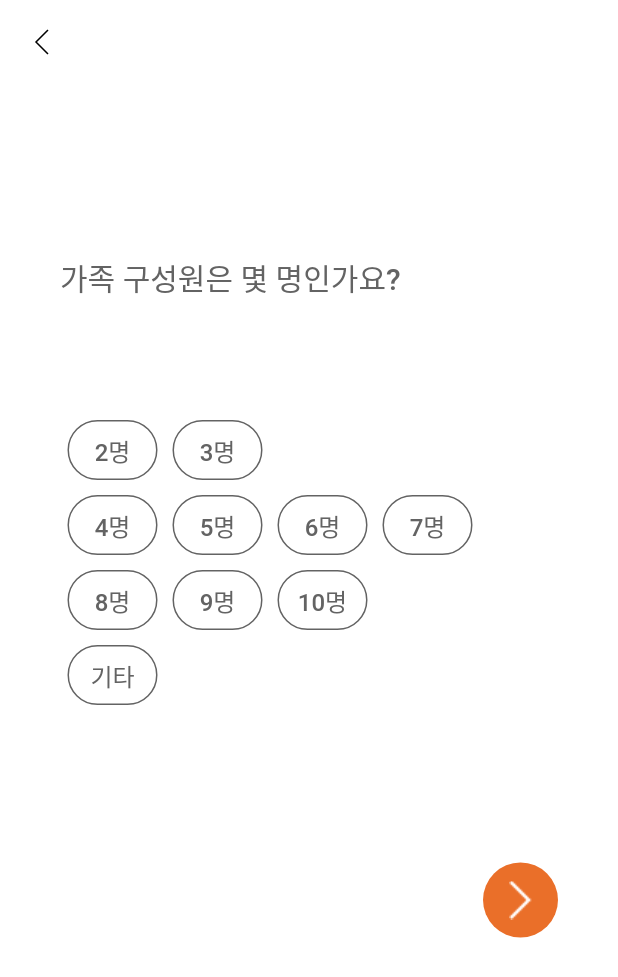
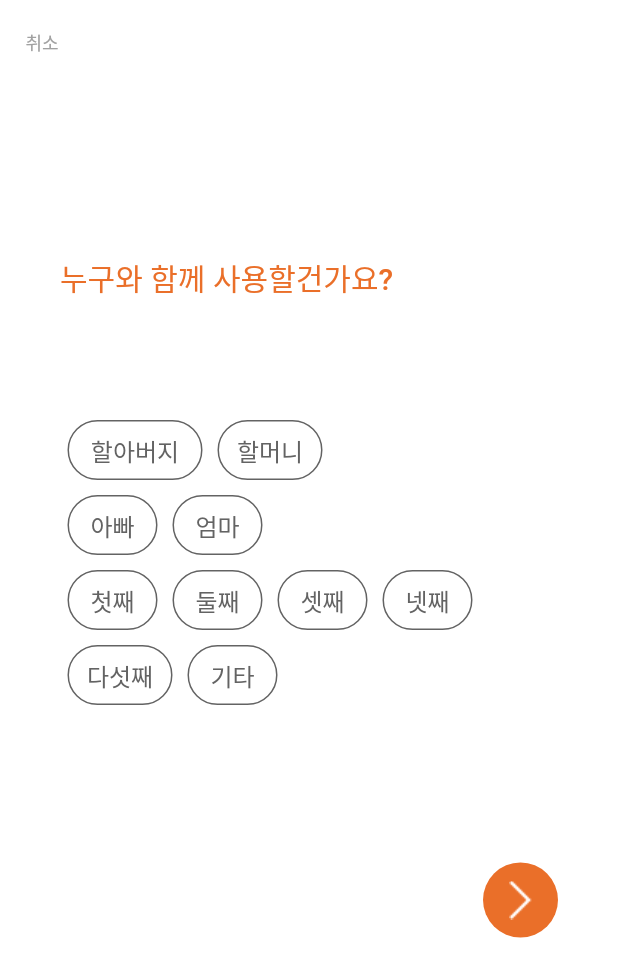
Before and after one commit to NORITHON/fambridge, a Flutter app: the NumbersofFamilyView screen opened by its route, on a phone screen of 412 x 824 dp. Shown: the top 977 px of the screen. Run offline on Flutter 3.47's test engine with Material 2 defaults, Android fonts, the phone set to English and light mode, and no system bars; our stand-ins replace cloud_firestore, firebase_auth, firebase_core, flutter_svg, get, glass and 2 more; missing offline and left inert: wrapped_korean_text; accounts and stored records are empty; network calls fail; Roboto replaces fonts that are missing (GmarketSans); project files that could hold a hidden picture were left out.

Commit message:
edit onboarding,answerview, make button

```diff
--- a/lib/presentation/pages/login/login_view.dart
+++ b/lib/presentation/pages/login/login_view.dart
@@ -75,8 +75,8 @@ class _LoginFormState extends State<LoginForm> {
       child: Column(
         crossAxisAlignment: CrossAxisAlignment.center,
         children: [
-          const SizedBox(height: AppPadding.p180),
-          const AppLogo(size: AppSize.s85),
+          const SizedBox(height: AppPadding.p150),
+          const AppLogo(size: AppSize.s100),
           const SizedBox(height: AppPadding.p100),
           Text(
             AppStrings.login,
@@ -150,6 +150,7 @@ class _LoginFormState extends State<LoginForm> {
               const Text(AppStrings.registeredYet),
               TextButton(
                 onPressed: () => Get.toNamed(Routes.registerRoute),
+                //onPressed: () => Get.toNamed(Routes.splashRoute),
                 child: const Text(
                   AppStrings.signup,
                 ),
--- a/lib/presentation/pages/onboarding/numbers_of_family_view.dart
+++ b/lib/presentation/pages/onboarding/numbers_of_family_view.dart
@@ -3,7 +3,6 @@ import 'package:flutter/material.dart';
 import 'package:fambridge/presentation/resources/assets_manager.dart';
 import 'package:fambridge/presentation/resources/color_manager.dart';
 import 'package:fambridge/presentation/resources/styles_manager.dart';
-import 'package:flutter_svg/svg.dart';
 import 'package:get/get.dart';
 
 RxInt target = 0.obs;
@@ -19,7 +18,7 @@ class _numbersofFamilyState extends State<NumbersofFamilyView> {
   @override
   Widget build(BuildContext context) {
     return Scaffold(
-      appBar: _MypageAppBar(),
+      appBar: onboardingAppBar(),
       body: Container(
         color: ColorManager.backgroundColor,
         width: double.infinity,
@@ -30,15 +29,15 @@ class _numbersofFamilyState extends State<NumbersofFamilyView> {
             children: [
               const SizedBox(height: 110),
               Text(
-                "가족 구성원은 몇 명인가요?",
+                "누구와 함께 사용할건가요?",
                 textAlign: TextAlign.left,
                 style: getMediumStyle(
-                  color: ColorManager.darkGrey,
+                  color: ColorManager.point,
                   fontSize: 20,
                 ),
               ),
               const SizedBox(height: 75),
-              ChoiceForm(),
+              const ChoiceForm(),
               const SizedBox(height: 100),
               Row(
                 mainAxisAlignment: MainAxisAlignment.end,
@@ -74,27 +73,31 @@ class ChoiceForm extends StatelessWidget {
       children: [
         Row(
           children: [
-            MenberCountButton(content: "2명", index: 2),
-            MenberCountButton(content: "3명", index: 3),
+            SizedBox(
+                width: 100,
+                child: MenberCountButton(content: "할아버지", index: 2)),
+            SizedBox(
+                width: 80, child: MenberCountButton(content: "할머니", index: 3)),
           ],
         ),
         Row(
           children: [
-            MenberCountButton(content: "4명", index: 4),
-            MenberCountButton(content: "5명", index: 5),
-            MenberCountButton(content: "6명", index: 6),
-            MenberCountButton(content: "7명", index: 7),
+            MenberCountButton(content: "아빠", index: 4),
+            MenberCountButton(content: "엄마", index: 5),
           ],
         ),
         Row(
           children: [
-            MenberCountButton(content: "8명", index: 8),
-            MenberCountButton(content: "9명", index: 9),
-            MenberCountButton(content: "10명", index: 10),
+            MenberCountButton(content: "첫째", index: 6),
+            MenberCountButton(content: "둘째", index: 7),
+            MenberCountButton(content: "셋째", index: 8),
+            MenberCountButton(content: "넷째", index: 9),
           ],
         ),
         Row(
           children: [
+            SizedBox(
+                width: 80, child: MenberCountButton(content: "다섯째", index: 10)),
             MenberCountButton(content: "기타", index: 11),
           ],
         ),
@@ -127,7 +130,7 @@ class _MenberCountButtonState extends State<MenberCountButton> {
             target.value = widget.index;
           },
           child: Container(
-            padding: EdgeInsets.symmetric(horizontal: 10, vertical: 7),
+            padding: const EdgeInsets.symmetric(horizontal: 10, vertical: 7),
             width: 60,
             decoration: BoxDecoration(
               color: widget.index == target.value
@@ -156,27 +159,14 @@ class _MenberCountButtonState extends State<MenberCountButton> {
   }
 }
 
-PreferredSizeWidget _MypageAppBar() {
+PreferredSize onboardingAppBar() {
   return PreferredSize(
     preferredSize: const Size.fromHeight(60),
     child: AppBar(
-      title: Text(
-        "",
-        style: getMediumStyle(
-          fontSize: 18,
-          color: ColorManager.darkGrey,
-        ),
-      ),
-      centerTitle: true,
       backgroundColor: ColorManager.white,
-      leading: IconButton(
+      leading: TextButton(
         onPressed: () => Get.back(),
-        icon: SvgPicture.asset(
-          ImageAssets.back,
-          height: 20,
-          width: 20,
-          fit: BoxFit.scaleDown,
-        ),
+        child: Text("취소", style: TextStyle(color: ColorManager.lightGrey)),
       ),
       elevation: 0.0,
     ),
--- a/lib/presentation/pages/splash/splash_view.dart
+++ b/lib/presentation/pages/splash/splash_view.dart
@@ -70,7 +70,7 @@ class AppLogo extends StatelessWidget {
   @override
   Widget build(BuildContext context) {
     return SvgPicture.asset(
-      ImageAssets.appLogo,
+      ImageAssets.loginApplogo,
       width: size,
       height: size,
     );
--- a/lib/presentation/resources/assets_manager.dart
+++ b/lib/presentation/resources/assets_manager.dart
@@ -23,6 +23,7 @@ class ImageAssets {
   static const String profile3 = "$IMAGE_PATH/profile3.svg";
   static const String profile4 = "$IMAGE_PATH/profile4.svg";
   static const String profile5 = "$IMAGE_PATH/testtest.png";
+  static const String loginApplogo = "$IMAGE_PATH/loginApplogo.svg";
 
   static const String back = "$IMAGE_PATH/back.svg";
   static const String saveFalse = "$IMAGE_PATH/save_false.svg";
--- a/lib/presentation/resources/values_manager.dart
+++ b/lib/presentation/resources/values_manager.dart
@@ -19,6 +19,7 @@ class AppPadding {
   static const double p40 = 40.0;
   static const double p45 = 45.0;
   static const double p100 = 100.0;
+  static const double p150 = 150.0;
   static const double p180 = 180.0;
 }
 
@@ -41,6 +42,7 @@ class AppSize {
   static const double s65 = 65.0;
   static const double s85 = 85.0;
   static const double s100 = 100.0;
+  static const double s120 = 120.0;
   static const double s150 = 150.0;
 }
 
```
Also changed, not shown: lib/presentation/component/bar/onboardingappbar.dart (added, +26 -0 lines), lib/presentation/component/button/home_answer_back.dart (+43 -2 lines), lib/presentation/component/widgets/blurred_answer_list.dart (+11 -0 lines), lib/presentation/pages/onboarding/check_myself_view.dart (+5 -19 lines), assets/images/loginApplogo.svg (added).
